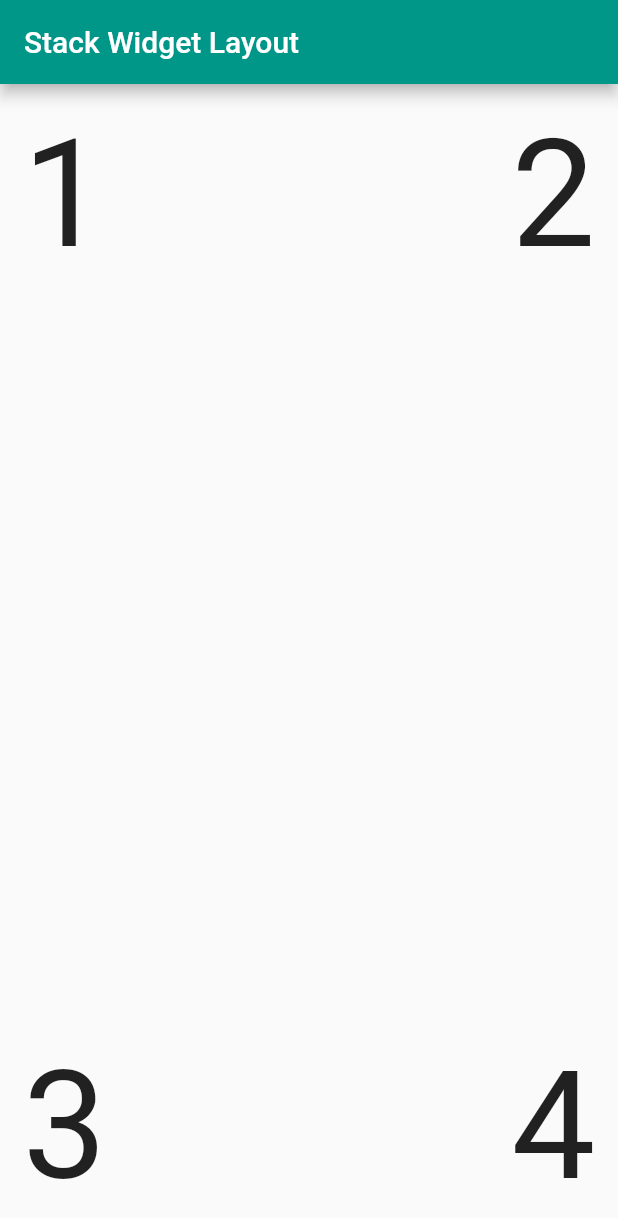
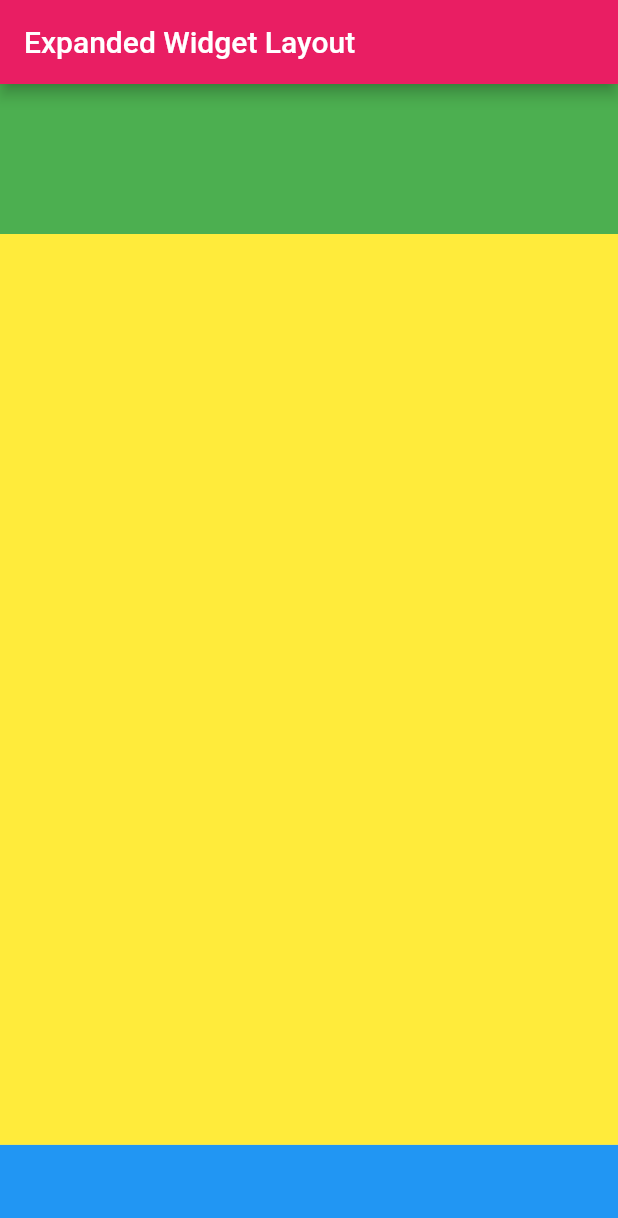
Before and after one commit to iamsamitdev/flutter_layout_inclass, a Flutter app: the screen it shows after launch, on a phone screen of 412 x 824 dp. Shown: the top 1218 px of the screen. Run offline on Flutter 3.47's test engine with Material 2 defaults, Android fonts, the phone set to English and light mode, and no system bars.

Commit message:
update expande widget

```diff
--- /dev/null
+++ b/lib/expanded_widget_layout.dart
@@ -0,0 +1,40 @@
+import 'package:flutter/material.dart';
+
+class ExpandedWidgetPage extends StatefulWidget {
+  ExpandedWidgetPage({Key key}) : super(key: key);
+
+  @override
+  _ExpandedWidgetPageState createState() => _ExpandedWidgetPageState();
+}
+
+class _ExpandedWidgetPageState extends State<ExpandedWidgetPage> {
+  @override
+  Widget build(BuildContext context) {
+    return Scaffold(
+      appBar: AppBar(
+        title: Text('Expanded Widget Layout'),
+        backgroundColor: Colors.pink,
+      ),
+      body: Column(
+        children: <Widget>[
+          Container(
+            height: 100,
+            color: Colors.green,
+          ),
+          Expanded(
+            flex: 10,
+            child: Container(
+            color: Colors.yellow,
+            ),
+          ),
+          Expanded(
+            flex: 1,
+            child: Container(
+            color: Colors.blue,
+            ),
+          )
+        ],
+      ),
+    );
+  }
+}
--- a/lib/main.dart
+++ b/lib/main.dart
@@ -1,6 +1,7 @@
 import 'package:flutter/material.dart';
 import 'package:flutter_layout/column_widget_layout.dart';
 import 'package:flutter_layout/container_widget_layout.dart';
+import 'package:flutter_layout/expanded_widget_layout.dart';
 import 'package:flutter_layout/row_widget_layout.dart';
 import 'package:flutter_layout/stack_widget_layout.dart';
 import 'center_widget_layout.dart';
@@ -17,7 +18,7 @@ class MyApp extends StatelessWidget {
       theme: ThemeData(
         primarySwatch: Colors.purple
       ),
-      home: StackWidgetPage(),
+      home: ExpandedWidgetPage(),
     );
   }
 }
```
